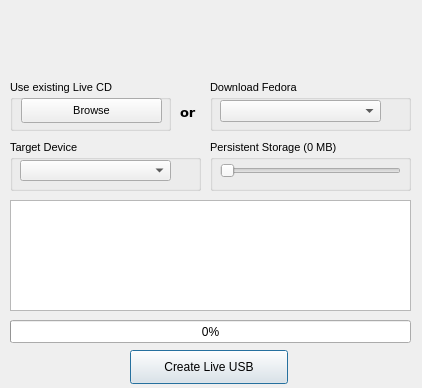
The window that data/liveusb-creator.ui (lmacken/liveusb-creator) describes before a commit, drawn with Qt 5.
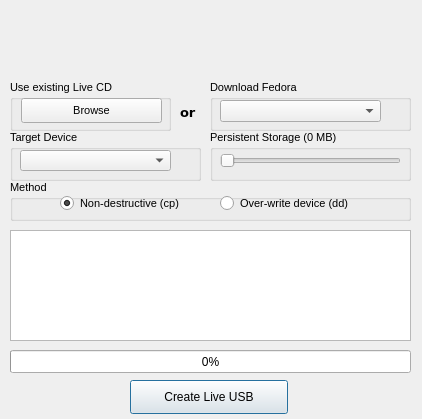
The same window after the commit. Icons and pictures are not drawn.

Commit message: New UI changes for liveusb creation method

Patch:
```diff
--- a/data/liveusb-creator.ui
+++ b/data/liveusb-creator.ui
@@ -7,7 +7,7 @@
     <x>0</x>
     <y>0</y>
     <width>422</width>
-    <height>388</height>
+    <height>419</height>
    </rect>
   </property>
   <property name="sizePolicy">
@@ -26,7 +26,7 @@
    <property name="geometry">
     <rect>
      <x>130</x>
-     <y>350</y>
+     <y>380</y>
      <width>158</width>
      <height>34</height>
     </rect>
@@ -42,7 +42,7 @@
    <property name="geometry">
     <rect>
      <x>10</x>
-     <y>200</y>
+     <y>230</y>
      <width>401</width>
      <height>111</height>
     </rect>
@@ -63,7 +63,7 @@
    <property name="geometry">
     <rect>
      <x>10</x>
-     <y>320</y>
+     <y>350</y>
      <width>401</width>
      <height>23</height>
     </rect>
@@ -188,7 +188,7 @@
    <property name="geometry">
     <rect>
      <x>10</x>
-     <y>140</y>
+     <y>130</y>
      <width>191</width>
      <height>51</height>
     </rect>
@@ -248,7 +248,7 @@
    <property name="geometry">
     <rect>
      <x>210</x>
-     <y>140</y>
+     <y>130</y>
      <width>201</width>
      <height>51</height>
     </rect>
@@ -300,6 +300,53 @@
     <pixmap resource="resources.qrc">:/liveusb-header.png</pixmap>
    </property>
   </widget>
+  <widget class="QGroupBox" name="groupBox_3">
+   <property name="geometry">
+    <rect>
+     <x>10</x>
+     <y>180</y>
+     <width>401</width>
+     <height>41</height>
+    </rect>
+   </property>
+   <property name="font">
+    <font>
+     <pointsize>8</pointsize>
+    </font>
+   </property>
+   <property name="title">
+    <string>Method</string>
+   </property>
+   <widget class="QRadioButton" name="nonDestructiveButton">
+    <property name="geometry">
+     <rect>
+      <x>50</x>
+      <y>10</y>
+      <width>131</width>
+      <height>26</height>
+     </rect>
+    </property>
+    <property name="text">
+     <string>Non-destructive (cp)</string>
+    </property>
+    <property name="checked">
+     <bool>true</bool>
+    </property>
+   </widget>
+   <widget class="QRadioButton" name="destructiveButton">
+    <property name="geometry">
+     <rect>
+      <x>210</x>
+      <y>10</y>
+      <width>171</width>
+      <height>26</height>
+     </rect>
+    </property>
+    <property name="text">
+     <string>Over-write device (dd)</string>
+    </property>
+   </widget>
+  </widget>
  </widget>
  <resources>
   <include location="resources.qrc"/>
```
The commit also changes 1 other file.
